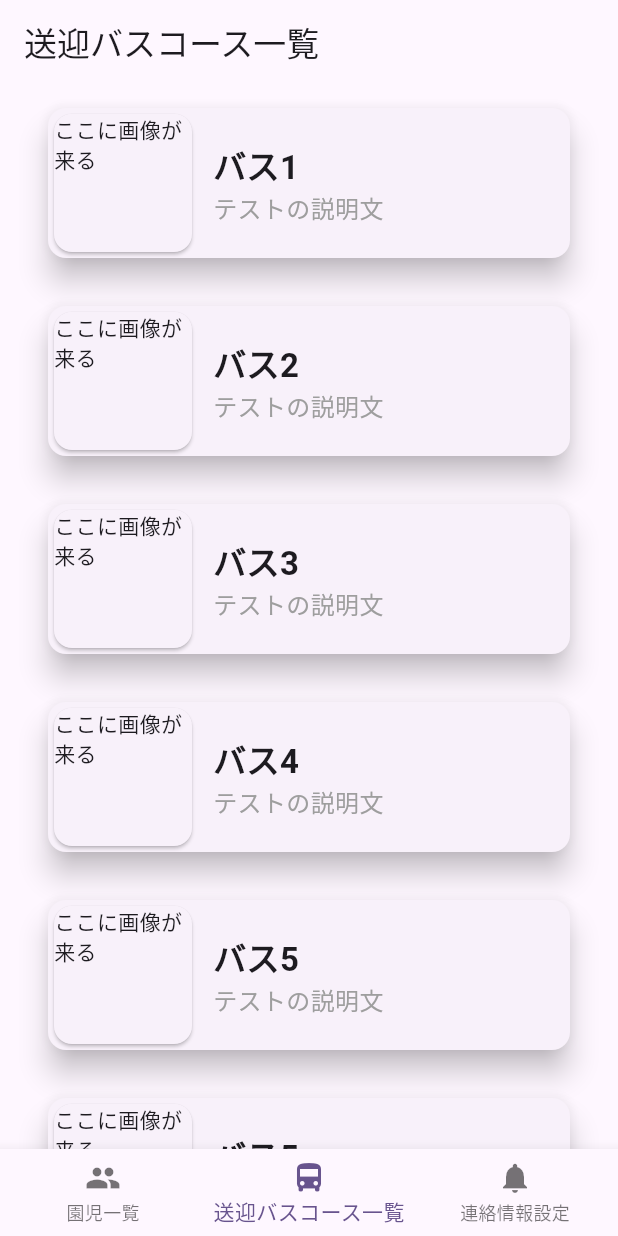
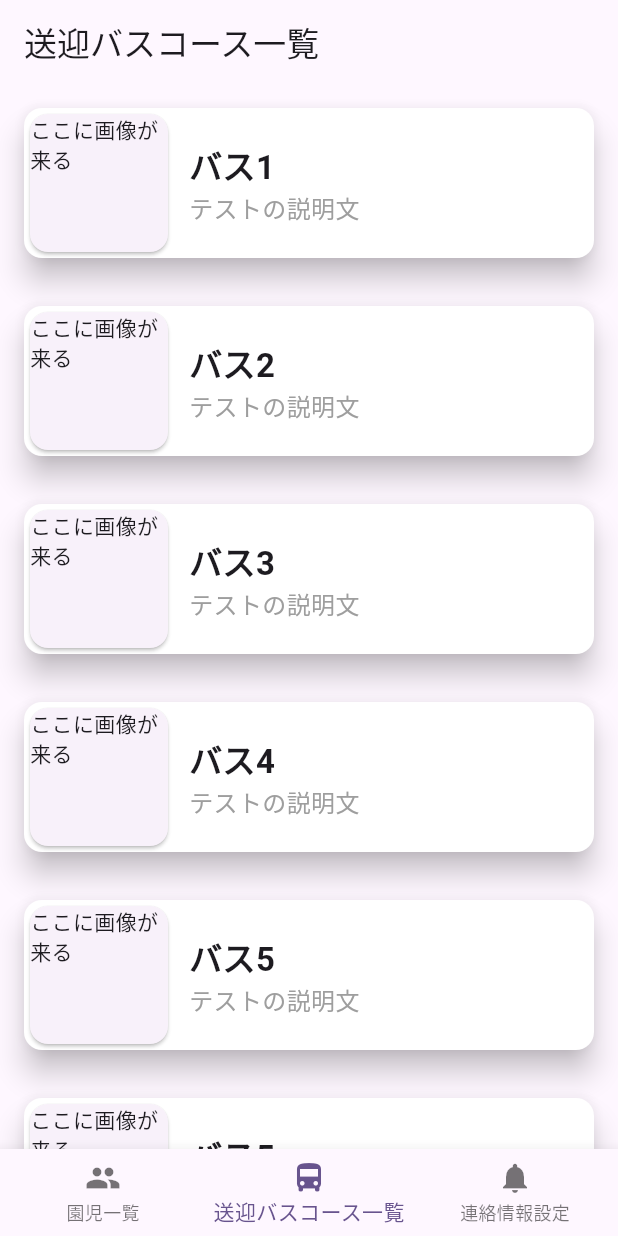
Before and after one commit to GreenTeaProgrammers/WhereChildBus, a Flutter app: the screen it shows after launch, item 2 of the bottom bar chosen, on a phone screen of 412 x 824 dp. Run offline on Flutter 3.47's test engine with Material 3 defaults, Android fonts, the phone set to English and light mode, and no system bars.

Commit message:
fix:カードの色を修正

```diff
--- a/frontend/where_child_bus/lib/pages/bus_list_page/bus_list_page.dart
+++ b/frontend/where_child_bus/lib/pages/bus_list_page/bus_list_page.dart
@@ -37,16 +37,19 @@ class _BusListPageState extends State<BusListPage> {
 
   Widget busListCard(String name) {
     return Padding(
-      padding: const EdgeInsets.symmetric(horizontal: 16.0),
+      padding: const EdgeInsets.symmetric(horizontal: 0.0),
       child: Card(
         elevation: 8,
         margin: const EdgeInsets.all(16),
         clipBehavior: Clip.antiAliasWithSaveLayer,
+        child: Material(
+          color: Colors.white,
           child: Row(
             children: [
               busPhoto(),
               busNameAndDescription(name),
             ],
+          ),
         ),
       ),
     );
@@ -63,21 +66,18 @@ class _BusListPageState extends State<BusListPage> {
   }
 
   Widget busName(name) {
-    return Container(
-      child: Text(
+    return Text(
       name,
       textAlign: TextAlign.left,
       style: const TextStyle(
         fontWeight: FontWeight.w600,
         fontSize: 22,
       ),
-      ),
     );
   }
 
   Widget busDescription(String description) {
-    return Container(
-      child:  Text(
+    return Text(
       description,
       style: const TextStyle(
         color: Colors.grey,
@@ -85,7 +85,6 @@ class _BusListPageState extends State<BusListPage> {
       ),
       overflow: TextOverflow.ellipsis,
       maxLines: 2,
-      ),
     );
   }
 
```
Lines whose indentation alone changed are shown as unchanged.
